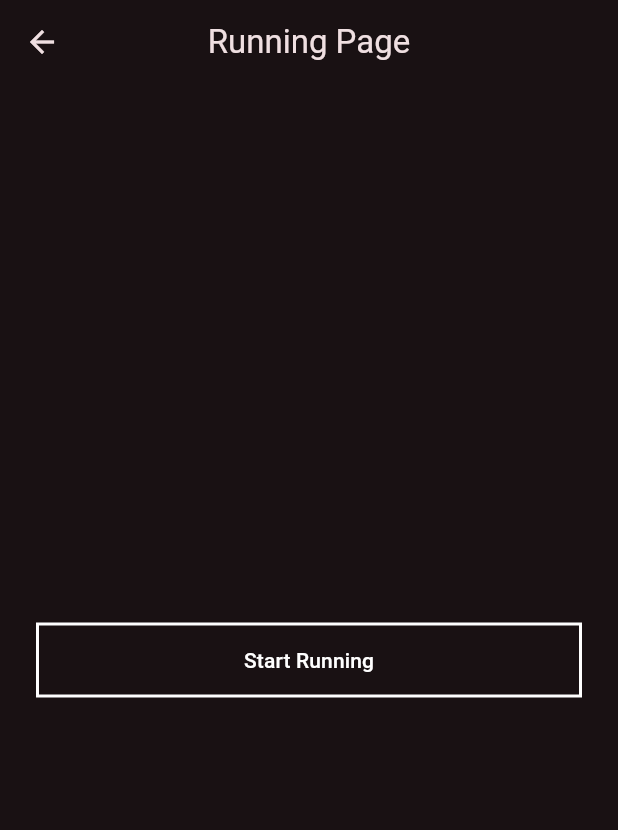
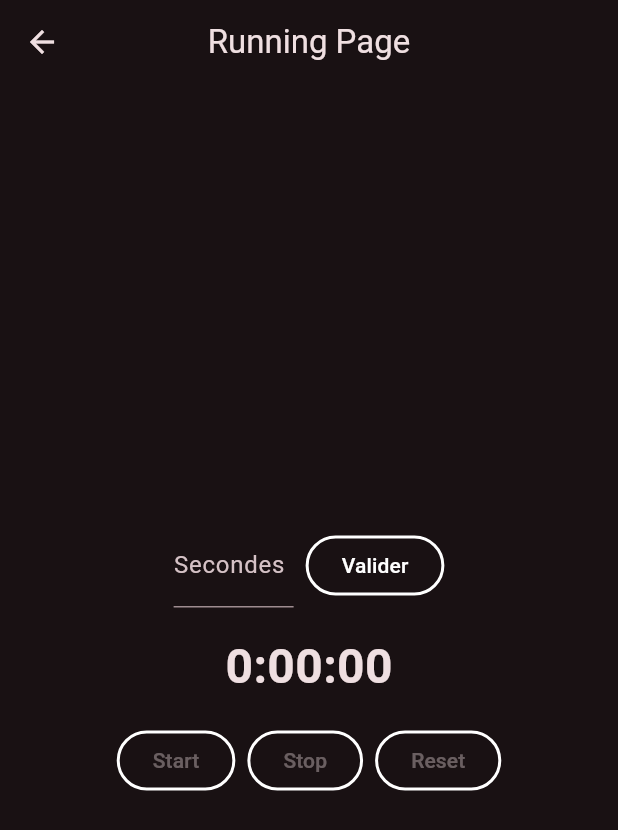
Before and after one commit to bachir99999/athletik, a Flutter app: the RunningPage screen opened directly, on a phone screen of 412 x 824 dp. Shown: the top 830 px of the screen. Run offline on Flutter 3.47's test engine with Material 3 defaults, Android fonts, the phone set to English and light mode, and no system bars.

Commit message:
bg images chrono widget

```diff
--- a/flutter_application_1/lib/main.dart
+++ b/flutter_application_1/lib/main.dart
@@ -16,6 +16,8 @@ class MyApp extends StatelessWidget {
       theme: ThemeData(
         colorScheme: ColorScheme.fromSeed(
           seedColor: Colors.black,
+          primary: Colors.white,
+          secondary: Colors.white,
           brightness: Brightness.dark,
         ),
       ),
--- a/flutter_application_1/lib/views/pages/running_page.dart
+++ b/flutter_application_1/lib/views/pages/running_page.dart
@@ -1,4 +1,5 @@
 import 'package:flutter/material.dart';
+import 'package:flutter_application_1/views/widgets/chrono_widget.dart';
 
 class RunningPage extends StatelessWidget {
   const RunningPage({super.key});
@@ -13,22 +14,10 @@ class RunningPage extends StatelessWidget {
           child: Column(
             mainAxisAlignment: MainAxisAlignment.center,
             children: [
-              OutlinedButton(
-                style: OutlinedButton.styleFrom(
-                  minimumSize: const Size(double.infinity, 50),
-                  shape: RoundedRectangleBorder(
-                    borderRadius: BorderRadius.circular(0),
-                  ),
-                  side: const BorderSide(
-                    width: 2,
-                    color: Colors.white,
-                  ), // Bordure blanche
-                  foregroundColor: Colors.white, // Texte blanc
-                ),
-                onPressed: () {
-                  // Action pour le bouton "Start Running"
+              ChronoWidget(
+                onTick: () {
+                  // Action à effectuer à chaque tick du chrono
                 },
-                child: const Text('Start Running'),
               ),
             ],
           ),
--- /dev/null
+++ b/flutter_application_1/lib/views/widgets/chrono_widget.dart
@@ -0,0 +1,162 @@
+import 'package:flutter/material.dart';
+
+class ChronoWidget extends StatefulWidget {
+  final VoidCallback? onTick;
+
+  const ChronoWidget({Key? key, this.onTick}) : super(key: key);
+
+  @override
+  State<ChronoWidget> createState() => _ChronoWidgetState();
+}
+
+class _ChronoWidgetState extends State<ChronoWidget> {
+  Duration remaining = Duration.zero;
+  bool isRunning = false;
+  final TextEditingController _controller = TextEditingController();
+  bool hasStarted = false;
+
+  @override
+  void dispose() {
+    isRunning = false;
+    _controller.dispose();
+    super.dispose();
+  }
+
+  void startTimer() {
+    if (!isRunning && remaining.inSeconds > 0) {
+      setState(() {
+        isRunning = true;
+        hasStarted = true;
+      });
+      tick();
+    }
+  }
+
+  void stopTimer() {
+    setState(() {
+      isRunning = false;
+    });
+  }
+
+  void resetTimer() {
+    setState(() {
+      isRunning = false;
+      hasStarted = false;
+      remaining = Duration.zero;
+      _controller.clear();
+    });
+  }
+
+  void setInitialTime() {
+    final input = int.tryParse(_controller.text);
+    if (input != null && input > 0) {
+      setState(() {
+        remaining = Duration(seconds: input);
+        hasStarted = false;
+      });
+    }
+  }
+
+  void tick() async {
+    if (!isRunning) return;
+    await Future.delayed(const Duration(milliseconds: 10));
+    if (isRunning && remaining.inMilliseconds > 0) {
+      setState(() {
+        remaining -= const Duration(milliseconds: 10);
+        if (remaining.inMilliseconds < 0) {
+          remaining = Duration.zero;
+        }
+      });
+      widget.onTick?.call();
+      tick();
+    } else {
+      setState(() {
+        isRunning = false;
+      });
+    }
+  }
+
+  @override
+  Widget build(BuildContext context) {
+    int minutes = remaining.inMinutes;
+    int seconds = remaining.inSeconds % 60;
+    int centiseconds = (remaining.inMilliseconds % 1000) ~/ 10; // 2 digits
+
+    return Column(
+      mainAxisSize: MainAxisSize.min,
+      children: [
+        if (!hasStarted) ...[
+          Row(
+            mainAxisAlignment: MainAxisAlignment.center,
+            children: [
+              SizedBox(
+                width: 80,
+                child: TextField(
+                  controller: _controller,
+                  keyboardType: TextInputType.number,
+                  decoration: const InputDecoration(labelText: 'Secondes'),
+                  onSubmitted: (_) => setInitialTime(),
+                ),
+              ),
+              const SizedBox(width: 8),
+              OutlinedButton(
+                style: OutlinedButton.styleFrom(
+                  foregroundColor: Colors.white, // Texte blanc
+                  side: const BorderSide(
+                    color: Colors.white,
+                    width: 2,
+                  ), // Bordure blanche
+                ),
+                onPressed: setInitialTime,
+                child: const Text('Valider'),
+              ),
+            ],
+          ),
+          const SizedBox(height: 16),
+        ],
+        Text(
+          '$minutes:${seconds.toString().padLeft(2, '0')}:${centiseconds.toString().padLeft(2, '0')}',
+          style: const TextStyle(fontSize: 32, fontWeight: FontWeight.bold),
+        ),
+        const SizedBox(height: 16),
+        Row(
+          mainAxisAlignment: MainAxisAlignment.center,
+          children: [
+            OutlinedButton(
+              style: OutlinedButton.styleFrom(
+                foregroundColor: Colors.white, // Texte blanc
+                side: const BorderSide(
+                  color: Colors.white,
+                  width: 2,
+                ), // Bordure blanche
+              ),
+              onPressed:
+                  (!isRunning && remaining.inMilliseconds > 0)
+                      ? startTimer
+                      : null,
+              child: const Text('Start'),
+            ),
+            const SizedBox(width: 8),
+            OutlinedButton(
+              style: OutlinedButton.styleFrom(
+                foregroundColor: Colors.white,
+                side: const BorderSide(color: Colors.white, width: 2),
+              ),
+              onPressed: isRunning ? stopTimer : null,
+              child: const Text('Stop'),
+            ),
+            const SizedBox(width: 8),
+            OutlinedButton(
+              style: OutlinedButton.styleFrom(
+                foregroundColor: Colors.white,
+                side: const BorderSide(color: Colors.white, width: 2),
+              ),
+              onPressed: hasStarted ? resetTimer : null,
+              child: const Text('Reset'),
+            ),
+          ],
+        ),
+      ],
+    );
+  }
+}
--- a/flutter_application_1/pubspec.yaml
+++ b/flutter_application_1/pubspec.yaml
@@ -57,8 +57,9 @@ flutter:
   uses-material-design: true
 
   # To add assets to your application, add an assets section, like this:
-assets:
-  - assets/gif/
+  assets:
+    - assets/gif/
+    - assets/images/
   #   - images/a_dot_burr.jpeg
   #   - images/a_dot_ham.jpeg
 
```
Also changed, not shown: flutter_application_1/lib/views/pages/welcome_page.dart (+17 -7 lines), flutter_application_1/assets/images/bg.png (added), flutter_application_1/lib/views/widgets/timer_widget.dart (deleted).
